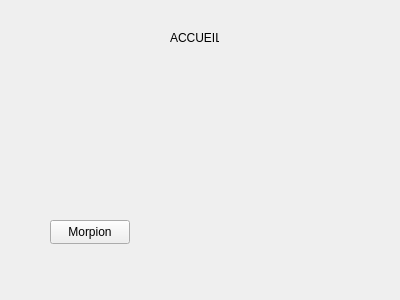
Qt form accueil.ui (Dinholu/Essai-trucnul) before a commit.
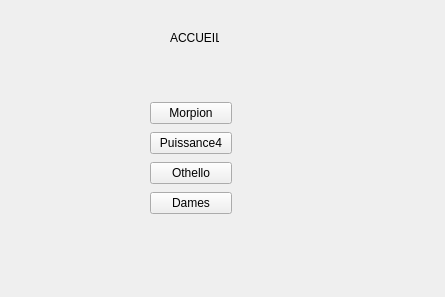
The same form after that commit.

What changed in the file:
```diff
--- a/accueil.ui
+++ b/accueil.ui
@@ -6,8 +6,8 @@
    <rect>
     <x>0</x>
     <y>0</y>
-    <width>400</width>
-    <height>300</height>
+    <width>445</width>
+    <height>297</height>
    </rect>
   </property>
   <property name="windowTitle">
@@ -26,18 +26,45 @@
     <string>ACCUEIL</string>
    </property>
   </widget>
-  <widget class="QPushButton" name="morpionButton">
+  <widget class="QWidget" name="">
    <property name="geometry">
     <rect>
-     <x>50</x>
-     <y>220</y>
-     <width>80</width>
-     <height>24</height>
+     <x>150</x>
+     <y>100</y>
+     <width>82</width>
+     <height>120</height>
     </rect>
    </property>
-   <property name="text">
-    <string>Morpion</string>
-   </property>
+   <layout class="QVBoxLayout" name="menuLayout">
+    <item>
+     <widget class="QPushButton" name="morpionButton">
+      <property name="text">
+       <string>Morpion</string>
+      </property>
+     </widget>
+    </item>
+    <item>
+     <widget class="QPushButton" name="puissance4Button">
+      <property name="text">
+       <string>Puissance4</string>
+      </property>
+     </widget>
+    </item>
+    <item>
+     <widget class="QPushButton" name="othelloButton">
+      <property name="text">
+       <string>Othello</string>
+      </property>
+     </widget>
+    </item>
+    <item>
+     <widget class="QPushButton" name="damesButton">
+      <property name="text">
+       <string>Dames</string>
+      </property>
+     </widget>
+    </item>
+   </layout>
   </widget>
  </widget>
  <resources/>
```
